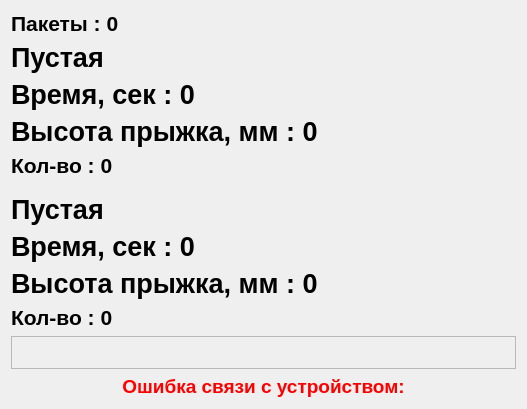
This is metodics/jumptest/jumptestexecute.ui in grigp/a-analyser as Qt 5 draws it before an edit. The edited form follows.
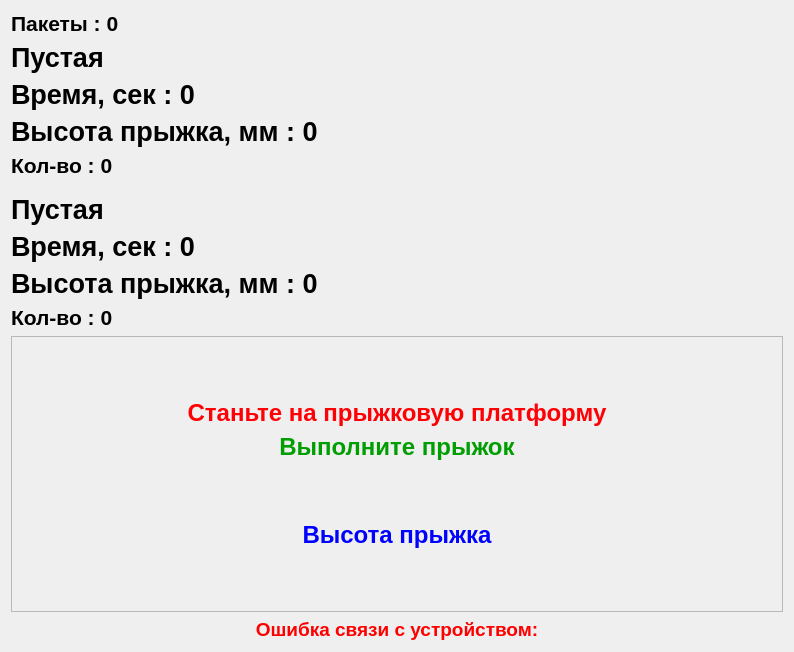
This is the edited form.

The edit to the form file:
```diff
--- a/metodics/jumptest/jumptestexecute.ui
+++ b/metodics/jumptest/jumptestexecute.ui
@@ -6,8 +6,8 @@
    <rect>
     <x>0</x>
     <y>0</y>
-    <width>527</width>
-    <height>409</height>
+    <width>794</width>
+    <height>652</height>
    </rect>
   </property>
   <property name="windowTitle">
@@ -218,6 +218,215 @@
      <property name="frameShadow">
       <enum>QFrame::Raised</enum>
      </property>
+     <layout class="QVBoxLayout" name="verticalLayout_2">
+      <item>
+       <spacer name="verticalSpacer_3">
+        <property name="orientation">
+         <enum>Qt::Vertical</enum>
+        </property>
+        <property name="sizeHint" stdset="0">
+         <size>
+          <width>20</width>
+          <height>40</height>
+         </size>
+        </property>
+       </spacer>
+      </item>
+      <item>
+       <widget class="QLabel" name="lblStateOnPlatform">
+        <property name="palette">
+         <palette>
+          <active>
+           <colorrole role="WindowText">
+            <brush brushstyle="SolidPattern">
+             <color alpha="255">
+              <red>255</red>
+              <green>0</green>
+              <blue>4</blue>
+             </color>
+            </brush>
+           </colorrole>
+          </active>
+          <inactive>
+           <colorrole role="WindowText">
+            <brush brushstyle="SolidPattern">
+             <color alpha="255">
+              <red>255</red>
+              <green>0</green>
+              <blue>4</blue>
+             </color>
+            </brush>
+           </colorrole>
+          </inactive>
+          <disabled>
+           <colorrole role="WindowText">
+            <brush brushstyle="SolidPattern">
+             <color alpha="255">
+              <red>120</red>
+              <green>120</green>
+              <blue>120</blue>
+             </color>
+            </brush>
+           </colorrole>
+          </disabled>
+         </palette>
+        </property>
+        <property name="font">
+         <font>
+          <pointsize>18</pointsize>
+          <weight>75</weight>
+          <bold>true</bold>
+         </font>
+        </property>
+        <property name="text">
+         <string>Станьте на прыжковую платформу</string>
+        </property>
+        <property name="alignment">
+         <set>Qt::AlignCenter</set>
+        </property>
+       </widget>
+      </item>
+      <item>
+       <widget class="QLabel" name="lblRunJump">
+        <property name="palette">
+         <palette>
+          <active>
+           <colorrole role="WindowText">
+            <brush brushstyle="SolidPattern">
+             <color alpha="255">
+              <red>0</red>
+              <green>158</green>
+              <blue>0</blue>
+             </color>
+            </brush>
+           </colorrole>
+          </active>
+          <inactive>
+           <colorrole role="WindowText">
+            <brush brushstyle="SolidPattern">
+             <color alpha="255">
+              <red>0</red>
+              <green>158</green>
+              <blue>0</blue>
+             </color>
+            </brush>
+           </colorrole>
+          </inactive>
+          <disabled>
+           <colorrole role="WindowText">
+            <brush brushstyle="SolidPattern">
+             <color alpha="255">
+              <red>120</red>
+              <green>120</green>
+              <blue>120</blue>
+             </color>
+            </brush>
+           </colorrole>
+          </disabled>
+         </palette>
+        </property>
+        <property name="font">
+         <font>
+          <pointsize>18</pointsize>
+          <weight>75</weight>
+          <bold>true</bold>
+         </font>
+        </property>
+        <property name="text">
+         <string>Выполните прыжок</string>
+        </property>
+        <property name="alignment">
+         <set>Qt::AlignCenter</set>
+        </property>
+       </widget>
+      </item>
+      <item>
+       <spacer name="verticalSpacer_4">
+        <property name="orientation">
+         <enum>Qt::Vertical</enum>
+        </property>
+        <property name="sizeHint" stdset="0">
+         <size>
+          <width>20</width>
+          <height>40</height>
+         </size>
+        </property>
+       </spacer>
+      </item>
+      <item>
+       <widget class="QLabel" name="lblJumpHeight">
+        <property name="sizePolicy">
+         <sizepolicy hsizetype="Preferred" vsizetype="Preferred">
+          <horstretch>0</horstretch>
+          <verstretch>0</verstretch>
+         </sizepolicy>
+        </property>
+        <property name="palette">
+         <palette>
+          <active>
+           <colorrole role="WindowText">
+            <brush brushstyle="SolidPattern">
+             <color alpha="255">
+              <red>0</red>
+              <green>0</green>
+              <blue>255</blue>
+             </color>
+            </brush>
+           </colorrole>
+          </active>
+          <inactive>
+           <colorrole role="WindowText">
+            <brush brushstyle="SolidPattern">
+             <color alpha="255">
+              <red>0</red>
+              <green>0</green>
+              <blue>255</blue>
+             </color>
+            </brush>
+           </colorrole>
+          </inactive>
+          <disabled>
+           <colorrole role="WindowText">
+            <brush brushstyle="SolidPattern">
+             <color alpha="255">
+              <red>120</red>
+              <green>120</green>
+              <blue>120</blue>
+             </color>
+            </brush>
+           </colorrole>
+          </disabled>
+         </palette>
+        </property>
+        <property name="font">
+         <font>
+          <pointsize>18</pointsize>
+          <weight>75</weight>
+          <bold>true</bold>
+         </font>
+        </property>
+        <property name="text">
+         <string>Высота прыжка</string>
+        </property>
+        <property name="alignment">
+         <set>Qt::AlignCenter</set>
+        </property>
+       </widget>
+      </item>
+      <item>
+       <spacer name="verticalSpacer_2">
+        <property name="orientation">
+         <enum>Qt::Vertical</enum>
+        </property>
+        <property name="sizeHint" stdset="0">
+         <size>
+          <width>20</width>
+          <height>40</height>
+         </size>
+        </property>
+       </spacer>
+      </item>
+     </layout>
     </widget>
    </item>
    <item>
```
